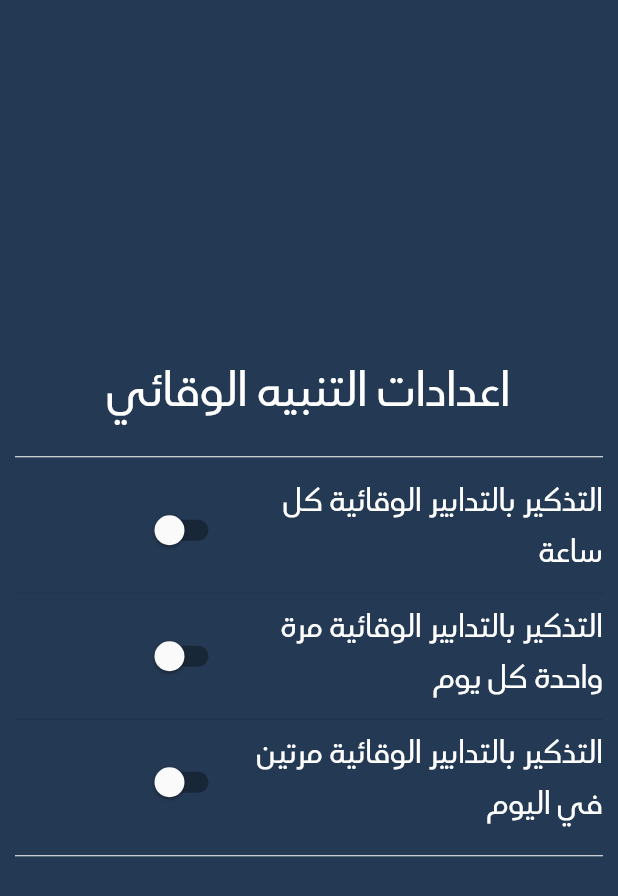
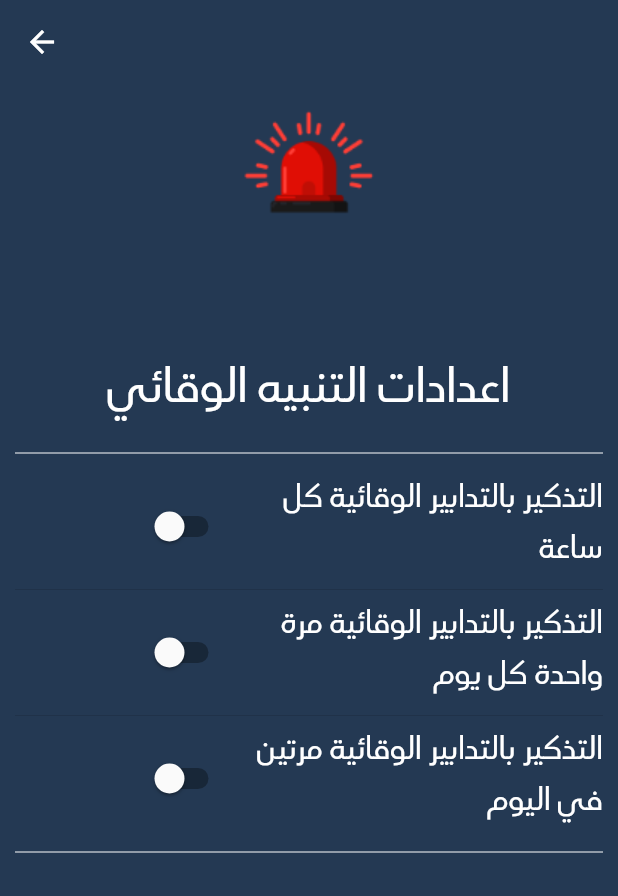
Before and after one commit to BrahimAkar/Covid19, a Flutter app: the screen it shows after launch, after a tap on "التنبيه التلقائي", on a phone screen of 412 x 824 dp. Shown: the top 896 px of the screen. Run offline on Flutter 3.47's test engine with Material 2 defaults, Android fonts, the phone set to English and light mode, and no system bars; our stand-ins replace firebase_auth, flutter_local_notifications, google_maps_flutter, rxdart, shared_preferences, webview_flutter; missing offline and left inert: background_fetch; accounts and stored records are empty.

Commit message:
Ios integration

```diff
--- a/lib/main.dart
+++ b/lib/main.dart
@@ -97,7 +97,6 @@ class MyApp extends StatelessWidget {
       initialRoute: '/',
       home: HomeScreen(),
       routes: {
-
         '/medical': (context) => DocumentMedical(),
         '/maplive': (context) => MapLive(),
         '/wrap': (context) => Wrapper(),
@@ -231,14 +230,32 @@ class _NotificationsettingsState extends State<Notificationsettings> {
   @override
   Widget build(BuildContext context) {
     return Scaffold(
-        body: Center(
-            child: Container(
+        appBar: AppBar(
+          elevation: 0,
+          backgroundColor: Color(0xFF243953),
+        ),
+        body: SingleChildScrollView(
+          child: Center(
+              child: Column(
+            mainAxisAlignment: MainAxisAlignment.start,
+            children: <Widget>[
+              Container(
                   width: MediaQuery.of(context).size.width,
+                  height: MediaQuery.of(context).size.height,
                   padding: EdgeInsets.all(10),
                   color: Color(0XFF243953),
                   child: Column(
-                    mainAxisAlignment: MainAxisAlignment.center,
+                      crossAxisAlignment: CrossAxisAlignment.start,
+                      mainAxisAlignment: MainAxisAlignment.start,
                       children: <Widget>[
+                        Center(
+                            child: Image.asset(
+                          'assets/images/soslogo.png',
+                          fit: BoxFit.cover,
+                        )),
+                        SizedBox(
+                          height: 80,
+                        ),
                         Row(
                           mainAxisAlignment: MainAxisAlignment.center,
                           children: <Widget>[
@@ -253,7 +270,8 @@ class _NotificationsettingsState extends State<Notificationsettings> {
                               SizedBox(
                                 width: 250,
                                 child: Inputs().text(
-                                  'التذكير بالتدابير الوقائية كل ساعة   ', 20),
+                                    'التذكير بالتدابير الوقائية كل ساعة   ',
+                                    20),
                               )
                             ]),
                         Divider(),
@@ -284,7 +302,10 @@ class _NotificationsettingsState extends State<Notificationsettings> {
                               )
                             ]),
                         Divider(color: Colors.white, height: 30),
-                    ]))));
+                      ])),
+            ],
+          )),
+        ));
   }
 
   FutureBuilder buildedswitch(key) {
@@ -396,7 +417,7 @@ class _NotificationsettingsState extends State<Notificationsettings> {
         id,
         element,
         "المرجو الالتزام بالتدابير الوقائية للحفاظ على سلامتكم",
-        RepeatInterval.Hourly,
+        RepeatInterval.EveryMinute,
         platformChannelSpecifics,
         payload: element);
   }
--- a/lib/screens/MapLive.dart
+++ b/lib/screens/MapLive.dart
@@ -6,6 +6,7 @@ import 'package:flutter/services.dart';
 import 'package:google_maps_flutter/google_maps_flutter.dart';
 import 'package:imback/widgets/mapCard.dart';
 import 'package:imback/classes/Corona.dart';
+
 
 Future<Corona> fetchCorona() async {
   final response = await http.get('https://api.covid19api.com/summary');
@@ -131,7 +132,7 @@ class _MapLiveState extends State<MapLive> {
                 if (snapshot.hasData) {
                   print(snapshot.data);
                   return MapCard(snapshot.data.recovered, snapshot.data.deaths,
-                      snapshot.data.totalCases,snapshot.data.date);
+                      snapshot.data.totalCases, snapshot.data.date);
                 } else {
                   return Container(
                     height: MediaQuery.of(context).size.height,
--- a/lib/screens/home_screen.dart
+++ b/lib/screens/home_screen.dart
@@ -1,3 +1,4 @@
+
 import 'package:flutter/material.dart';
 import 'package:imback/widgets/bottomCard.dart';
 import 'package:imback/widgets/middleCard.dart';
@@ -12,12 +13,9 @@ class _HomeScreenState extends State<HomeScreen> {
   @override
   Widget build(BuildContext context) {
     return Scaffold(
-
-
       appBar: AppBar(
         elevation: 0,
         backgroundColor: Color(0xFF243953),
-
         title: Center(
           child: Text(
             'توعية',
@@ -28,7 +26,6 @@ class _HomeScreenState extends State<HomeScreen> {
                 fontFamily: 'Questv'),
           ),
         ),
-
       ),
       body: SingleChildScrollView(
         child: Container(
--- a/lib/widgets/middleCard.dart
+++ b/lib/widgets/middleCard.dart
@@ -10,7 +10,7 @@ class MiddleCard extends StatelessWidget {
           mainAxisAlignment: MainAxisAlignment.center,
           children: <Widget>[
             Wrap(
-              spacing: 28.0, // gap between adjacent chips
+              spacing: 10.0, // gap between adjacent chips
               runSpacing: 20, // gap between lines
               direction: Axis.horizontal, // main axis (rows or columns)
               children: <Widget>[
@@ -31,11 +31,12 @@ class MiddleCard extends StatelessWidget {
           mainAxisAlignment: MainAxisAlignment.center,
           children: <Widget>[
             Wrap(
-              spacing: 28.0, // gap between adjacent chips
+              spacing: 10, // gap between adjacent chips
               runSpacing: 20, // gap between lines
               direction: Axis.horizontal, // main axis (rows or columns)
               children: <Widget>[
-                RaisedButtonHome('التنبيه التلقائي  ', 'tanbih', '/notification'),
+                RaisedButtonHome(
+                    'التنبيه التلقائي  ', 'tanbih', '/notification'),
                 RaisedButtonHome('أرقام الطوارئ   ', 'tawari', '/sos'),
               ],
             ),
--- a/lib/widgets/raisedButton.dart
+++ b/lib/widgets/raisedButton.dart
@@ -11,26 +11,30 @@ class RaisedButtonHome extends StatelessWidget {
   @override
   Widget build(BuildContext context) {
     return Container(
-      width: MediaQuery.of(context).size.width * 0.41,
+      width: MediaQuery.of(context).size.width * 0.47,
       child: RaisedButton(
         shape: RoundedRectangleBorder(
           borderRadius: BorderRadius.circular(8.0),
         ),
         elevation: 0.0,
         padding: EdgeInsets.only(top: 15, bottom: 15, right: 11, left: 8),
+        child: Center(
           child: Row(
-          mainAxisAlignment: MainAxisAlignment.spaceBetween,
+            mainAxisAlignment: MainAxisAlignment.center,
             children: <Widget>[
               Image.asset('assets/images/$img.png', scale: 4),
               SizedBox(
                 width: 25,
               ),
-            Text(
+              Center(
+                child: Text(
                   text,
                   style: TextStyle(
                       color: Colors.white, fontSize: 15, fontFamily: 'Questv'),
+                ),
               )
             ],
+          ),
         ),
         color: Color(0xff264772),
         onPressed: () {
--- a/pubspec.yaml
+++ b/pubspec.yaml
@@ -37,6 +37,7 @@ dependencies:
   provider: ^4.0.5
   flutter_map: ^0.9.0
   webview_flutter: ^0.3.19+9
+
 
 
   # The following adds the Cupertino Icons font to your application.
```
Also changed, not shown: assets/images/tawari.png, 2 other files. Lines whose indentation alone changed are shown as unchanged.
